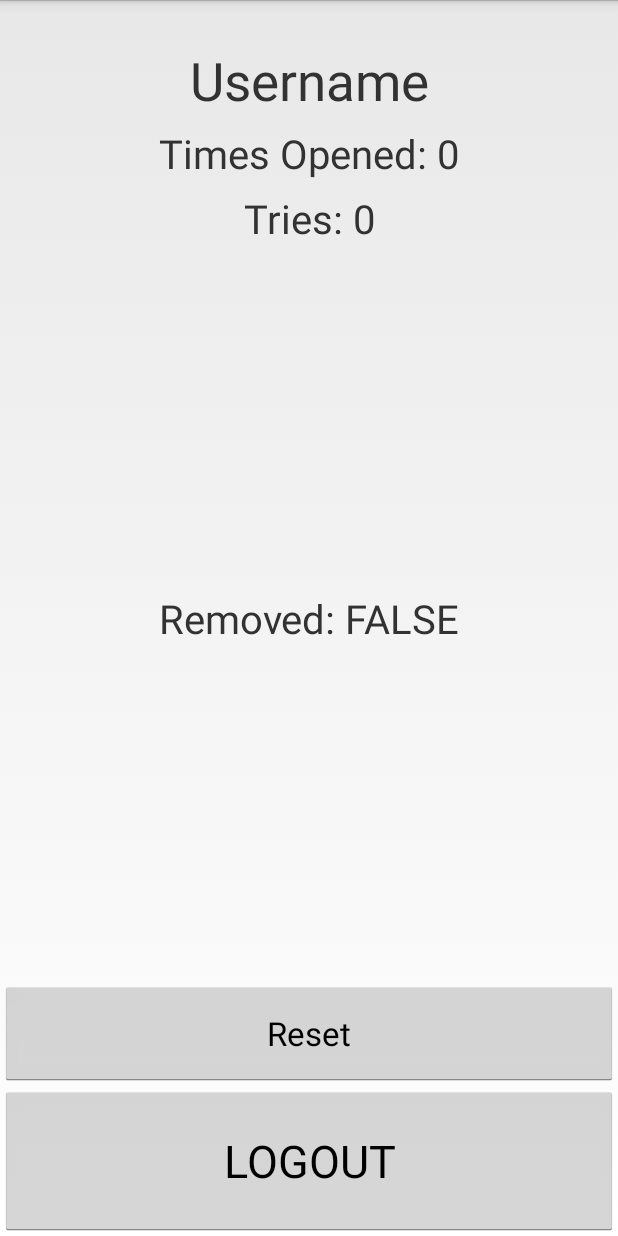
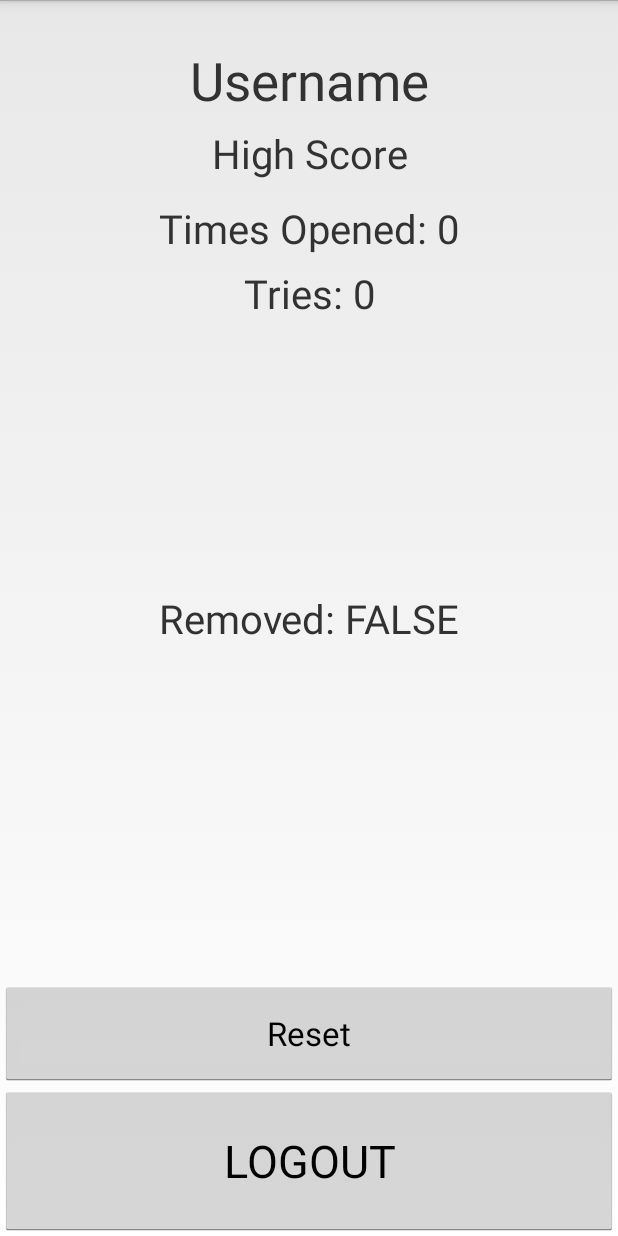
Before and after one commit to scotthso-zz/Assist911, an Android app: the ProfileActivity screen opened directly, with no data from a screen before it, on a phone screen of 412 x 824 dp. Run offline under Robolectric (Android 15) with nearby library versions, the phone set to English and light mode, and no system bars; 2 statements that could not run were skipped.

Commit message:
Display high score in the profile activity.

```diff
--- a/app/src/main/AndroidManifest.xml
+++ b/app/src/main/AndroidManifest.xml
@@ -47,7 +47,7 @@
             android:screenOrientation="portrait" >
         </activity>
         <activity
-            android:name=".SettingsActivity"
+            android:name=".ProfileActivity"
             android:label="Assist911"
             android:screenOrientation="portrait" >
         </activity>
--- a/app/src/main/java/scottso/assist911/MainMenuActivity.java
+++ b/app/src/main/java/scottso/assist911/MainMenuActivity.java
@@ -107,7 +107,7 @@ public class MainMenuActivity extends SimKidsActivity implements View.OnClickLis
     }
 
     public void goToSettings() {
-        Intent settings = new Intent(this, SettingsActivity.class);
+        Intent settings = new Intent(this, ProfileActivity.class);
         startActivity(settings);
     }
 
--- a/app/src/main/java/scottso/assist911/SettingsActivity.java
+++ b/app/src/main/java/scottso/assist911/ProfileActivity.java
@@ -7,9 +7,10 @@ import android.view.View;
 import android.widget.Button;
 import android.widget.TextView;
 
-public class SettingsActivity extends Activity implements View.OnClickListener {
+public class ProfileActivity extends Activity implements View.OnClickListener {
 
     private TextView usernameTV;
+    private TextView highScoreTV;
     private TextView timesOpened;
     private TextView tries;
     private TextView removedDialog;
@@ -29,6 +30,9 @@ public class SettingsActivity extends Activity implements View.OnClickListener {
 
         usernameTV = (TextView) findViewById(R.id.display_username);
         usernameTV.setText("Username: " + LoginActivity.PREF.getString(LoginActivity.USERNAME,""));
+
+        highScoreTV = (TextView) findViewById(R.id.high_score);
+        highScoreTV.setText("High Score: " + LoginActivity.PREF.getInt(LoginActivity.HIGH_SCORE,0));
 
         timesOpened = (TextView) findViewById(R.id.times_opened);
         timesOpened.setText("Times Opened: " + String.valueOf(MainMenuActivity.TIMES_OPENED));
--- a/app/src/main/res/layout/activity_profile.xml
+++ b/app/src/main/res/layout/activity_profile.xml
@@ -3,7 +3,6 @@
 <RelativeLayout xmlns:android="http://schemas.android.com/apk/res/android"
     android:orientation="vertical" android:layout_width="match_parent"
     android:layout_height="match_parent">
-
 
     <TextView
         android:layout_width="fill_parent"
@@ -17,14 +16,25 @@
         android:layout_alignParentStart="true" />
 
     <TextView
+        android:id="@+id/high_score"
+        android:layout_width="fill_parent"
+        android:layout_height="50dp"
+        android:text="High Score"
+        android:textSize="12pt"
+        android:gravity="center"
+        android:layout_below="@+id/display_username"
+        android:layout_alignParentLeft="true"
+        android:layout_alignParentStart="true"
+        />
+
+    <TextView
         android:layout_width="fill_parent"
         android:layout_height="50dp"
         android:text="Times Opened"
         android:textSize="12pt"
         android:gravity="center"
         android:id="@+id/times_opened"
-
-      android:layout_below="@+id/display_username"
+        android:layout_below="@+id/high_score"
         android:layout_alignParentLeft="true"
         android:layout_alignParentStart="true"
         />
@@ -85,5 +95,4 @@
         android:layout_alignParentLeft="true"
         android:layout_alignParentStart="true" />
 
-
 </RelativeLayout>
```
Lines whose indentation alone changed are shown as unchanged.
